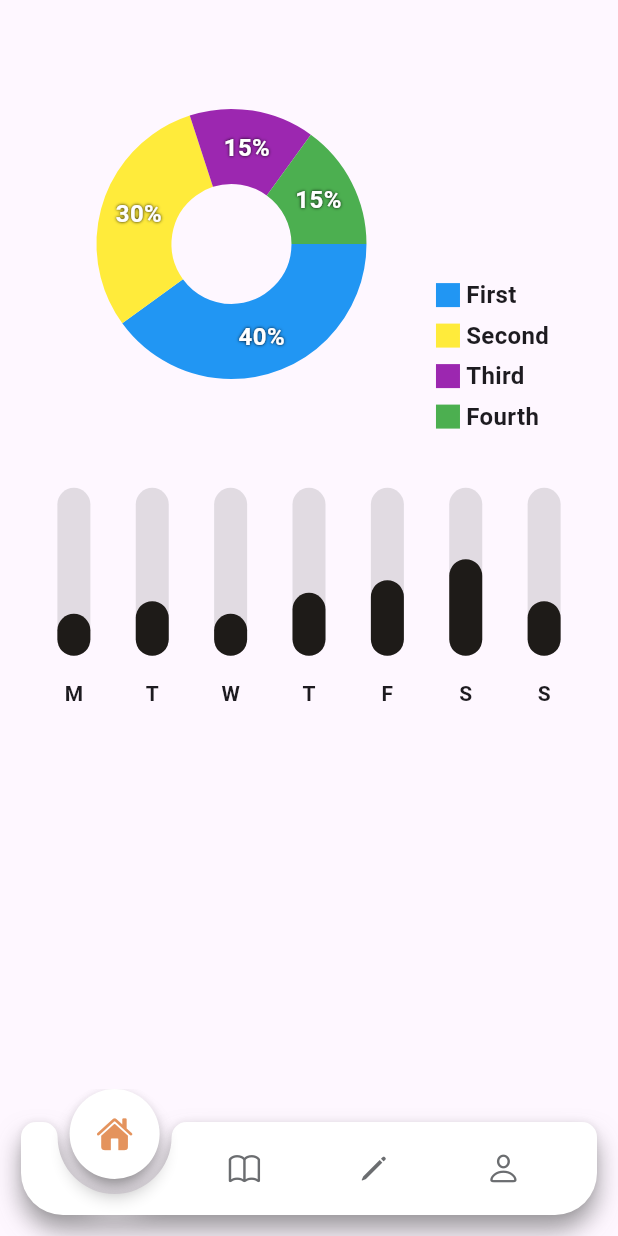
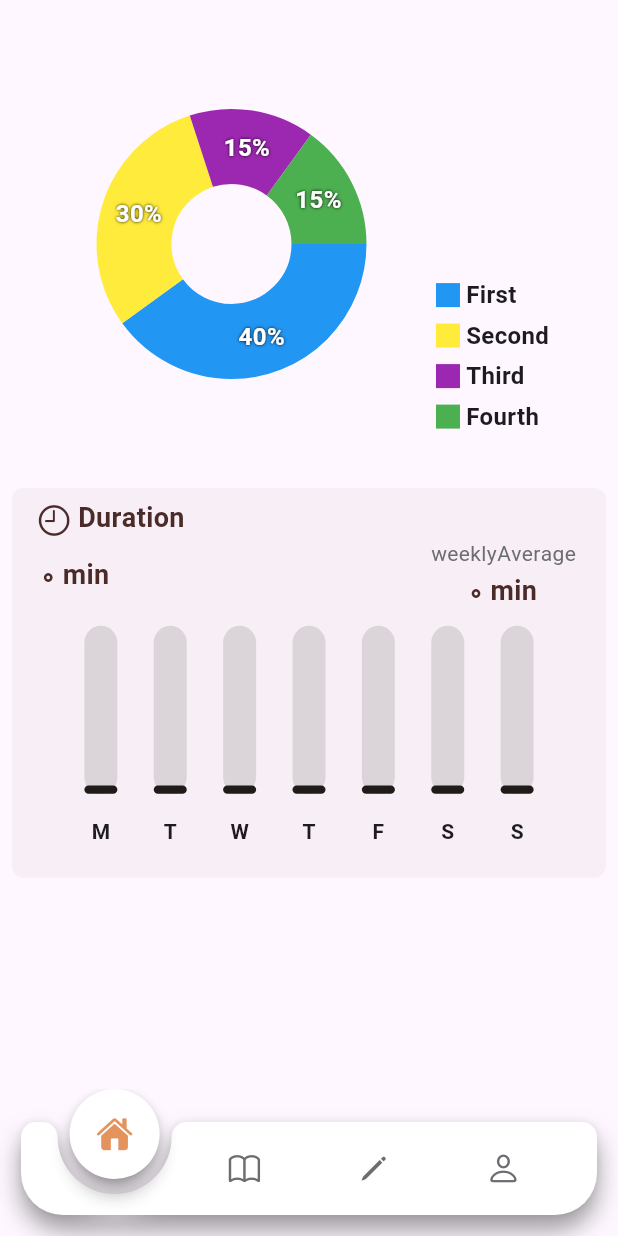
Before and after one commit to AmirhosseinSoleimani/bookStore, a Flutter app: the Profile screen opened by its route, on a phone screen of 412 x 824 dp. Run offline on Flutter 3.47's test engine with Material 3 defaults, Android fonts, the phone set to English and light mode, and no system bars; drawn by our look-alikes of fl_chart; our stand-ins replace cached_network_image, equatable, flutter_animate, flutter_bloc, flutter_spinkit, flutter_svg and 6 more; generated files the repository leaves out were written again; project files that could hold a hidden picture were left out.

Commit message:
finished UI bar_chart

```diff
--- a/lib/src/core/resources/assets_manager.dart
+++ b/lib/src/core/resources/assets_manager.dart
@@ -24,6 +24,7 @@ class IconManager {
   static const IconData person = CupertinoIcons.person;
   static const IconData personFill = CupertinoIcons.person_fill;
   static const IconData errorPhoto = CupertinoIcons.photo_fill;
+  static const IconData clock = CupertinoIcons.clock;
 
 
 
--- a/lib/src/core/resources/value_manager.dart
+++ b/lib/src/core/resources/value_manager.dart
@@ -78,6 +78,7 @@ class AppSize{
   static const double s100 = 100.0;
   static const double s120 = 120.0;
   static const double s150 = 150.0;
+  static const double s260 = 260.0;
   static const double s300 = 300.0;
   static const double s420 = 420.0;
 }
--- a/lib/src/features/profile/presentation/profile_screen.dart
+++ b/lib/src/features/profile/presentation/profile_screen.dart
@@ -2,10 +2,7 @@ import 'package:book_store/src/core/extensions/extensions.dart';
 import 'package:book_store/src/core/resources/resources.dart';
 import 'package:book_store/src/features/profile/presentation/screens/bar_chart.dart';
 import 'package:fl_chart/fl_chart.dart';
-import 'package:flutter/cupertino.dart';
 import 'package:flutter/material.dart';
-import 'package:flutter/widgets.dart';
-import 'package:percent_indicator/circular_percent_indicator.dart';
 
 class Profile extends StatefulWidget {
   const Profile({super.key});
@@ -106,7 +103,38 @@ class _ProfileState extends State<Profile> {
           ),
         ).paddingAll(AppPadding.p18).center,
         ),
-        BarChartComponent()
+        Container(
+            width: double.infinity,
+            height: AppSize.s260,
+            decoration: BoxDecoration(
+              borderRadius: const BorderRadius.all(Radius.circular(AppRadius.r8)),
+              color: colorTheme!.accent2!.withOpacity(0.1)
+            ),
+            child: Column(
+              children: [
+                Row(
+                  children: [
+                    IconManager.clock.iconWidget(size: AppSize.s24, color: colorTheme.darkBrown),
+                    AppSize.s4.widthSizeBox(),
+                    'Duration'.toLabel(textStyle: textTheme!.mobileBold16.copyWith(fontSize: AppSize.s18, color: colorTheme.darkBrown))
+                  ],
+                ).paddingSymmetric(horizontal: AppPadding.p8),
+                Row(
+                  mainAxisAlignment: MainAxisAlignment.spaceBetween,
+                  children: [
+                    '0 min'.toLabel(textStyle: textTheme.mobileBold16.copyWith(fontSize: AppSize.s18, color: colorTheme.darkBrown)),
+                    Column(
+                      children: [
+                        'weeklyAverage'.toLabel(textStyle: textTheme.mobileRegular14.copyWith(color: colorTheme.colorGreyBox)),
+                        '0 min'.toLabel(textStyle: textTheme.mobileBold16.copyWith(fontSize: AppSize.s18, color: colorTheme.darkBrown)),
+                      ],
+                    )
+                  ],
+                ).paddingSymmetric(horizontal: AppPadding.p12),
+                const BarChartComponent().paddingAll(AppPadding.p8),
+              ],
+            ).paddingAll(AppPadding.p8),
+        ).paddingSymmetric(horizontal: AppPadding.p8)
       ],
     );
   }
```
Also changed, not shown: lib/src/widgets/chart/bar_chart.dart (+7 -7 lines).
